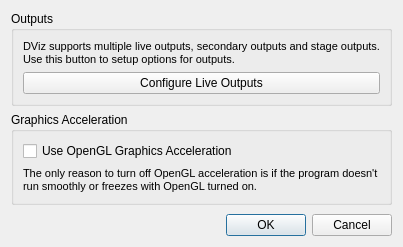
First picture: the form in src/AppSettingsDialog.ui, repository google-code-export/dviz, before the edit.
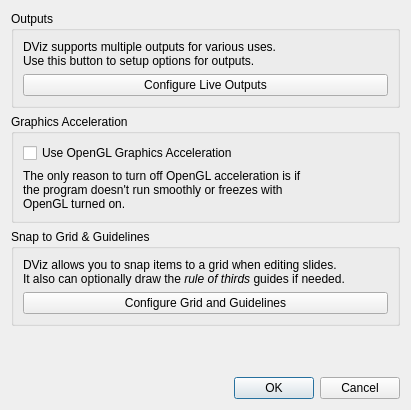
Second picture: the form after the edit.

Commit message: Added Slide/Slide Group settings dialogs. Integrated GridDialog into AppSettings dialog (probably should integrated also into slideeditor window). Whens earching for song, pressing enter now adds first result to document. Integrated AppSettings::thirdGuideEnabled into SlideEditorWindow. Tested against Qt 4.7 from Git - works great.

Patch:
```diff
--- a/src/AppSettingsDialog.ui
+++ b/src/AppSettingsDialog.ui
@@ -6,8 +6,8 @@
    <rect>
     <x>0</x>
     <y>0</y>
-    <width>395</width>
-    <height>247</height>
+    <width>411</width>
+    <height>410</height>
    </rect>
   </property>
   <property name="windowTitle">
@@ -26,8 +26,8 @@
          <string>&lt;!DOCTYPE HTML PUBLIC &quot;-//W3C//DTD HTML 4.0//EN&quot; &quot;http://www.w3.org/TR/REC-html40/strict.dtd&quot;&gt;
 &lt;html&gt;&lt;head&gt;&lt;meta name=&quot;qrichtext&quot; content=&quot;1&quot; /&gt;&lt;style type=&quot;text/css&quot;&gt;
 p, li { white-space: pre-wrap; }
-&lt;/style&gt;&lt;/head&gt;&lt;body style=&quot; font-family:'MS Shell Dlg 2'; font-size:8.25pt; font-weight:400; font-style:normal;&quot;&gt;
-&lt;p style=&quot; margin-top:0px; margin-bottom:0px; margin-left:0px; margin-right:0px; -qt-block-indent:0; text-indent:0px;&quot;&gt;&lt;span style=&quot; font-size:8pt;&quot;&gt;DViz supports multiple live outputs, secondary outputs and stage outputs.&lt;br /&gt;Use this button to setup options for outputs.&lt;/span&gt;&lt;/p&gt;&lt;/body&gt;&lt;/html&gt;</string>
+&lt;/style&gt;&lt;/head&gt;&lt;body style=&quot; font-family:'Sans Serif'; font-size:9pt; font-weight:400; font-style:normal;&quot;&gt;
+&lt;p style=&quot; margin-top:0px; margin-bottom:0px; margin-left:0px; margin-right:0px; -qt-block-indent:0; text-indent:0px;&quot;&gt;&lt;span style=&quot; font-family:'MS Shell Dlg 2';&quot;&gt;DViz supports multiple outputs for various uses.&lt;br /&gt;Use this button to setup options for outputs.&lt;/span&gt;&lt;/p&gt;&lt;/body&gt;&lt;/html&gt;</string>
         </property>
        </widget>
       </item>
@@ -60,9 +60,38 @@
          <string>&lt;!DOCTYPE HTML PUBLIC &quot;-//W3C//DTD HTML 4.0//EN&quot; &quot;http://www.w3.org/TR/REC-html40/strict.dtd&quot;&gt;
 &lt;html&gt;&lt;head&gt;&lt;meta name=&quot;qrichtext&quot; content=&quot;1&quot; /&gt;&lt;style type=&quot;text/css&quot;&gt;
 p, li { white-space: pre-wrap; }
-&lt;/style&gt;&lt;/head&gt;&lt;body style=&quot; font-family:'MS Shell Dlg 2'; font-size:8.25pt; font-weight:400; font-style:normal;&quot;&gt;
-&lt;p style=&quot; margin-top:0px; margin-bottom:0px; margin-left:0px; margin-right:0px; -qt-block-indent:0; text-indent:0px;&quot;&gt;&lt;span style=&quot; font-size:8pt;&quot;&gt;The only reason to turn off OpenGL acceleration is if the program doesn't&lt;/span&gt;&lt;/p&gt;
-&lt;p style=&quot; margin-top:0px; margin-bottom:0px; margin-left:0px; margin-right:0px; -qt-block-indent:0; text-indent:0px;&quot;&gt;&lt;span style=&quot; font-size:8pt;&quot;&gt;run smoothly or freezes with OpenGL turned on.&lt;/span&gt;&lt;/p&gt;&lt;/body&gt;&lt;/html&gt;</string>
+&lt;/style&gt;&lt;/head&gt;&lt;body style=&quot; font-family:'Sans Serif'; font-size:9pt; font-weight:400; font-style:normal;&quot;&gt;
+&lt;p style=&quot; margin-top:0px; margin-bottom:0px; margin-left:0px; margin-right:0px; -qt-block-indent:0; text-indent:0px;&quot;&gt;&lt;span style=&quot; font-family:'MS Shell Dlg 2';&quot;&gt;The only reason to turn off OpenGL acceleration is if &lt;/span&gt;&lt;/p&gt;
+&lt;p style=&quot; margin-top:0px; margin-bottom:0px; margin-left:0px; margin-right:0px; -qt-block-indent:0; text-indent:0px;&quot;&gt;&lt;span style=&quot; font-family:'MS Shell Dlg 2';&quot;&gt;the program doesn't run smoothly or freezes with &lt;/span&gt;&lt;/p&gt;
+&lt;p style=&quot; margin-top:0px; margin-bottom:0px; margin-left:0px; margin-right:0px; -qt-block-indent:0; text-indent:0px;&quot;&gt;&lt;span style=&quot; font-family:'MS Shell Dlg 2';&quot;&gt;OpenGL turned on.&lt;/span&gt;&lt;/p&gt;&lt;/body&gt;&lt;/html&gt;</string>
+        </property>
+       </widget>
+      </item>
+     </layout>
+    </widget>
+   </item>
+   <item>
+    <widget class="QGroupBox" name="groupBox_3">
+     <property name="title">
+      <string>Snap to Grid &amp;&amp; Guidelines</string>
+     </property>
+     <layout class="QVBoxLayout" name="verticalLayout_4">
+      <item>
+       <widget class="QLabel" name="label_3">
+        <property name="text">
+         <string>&lt;!DOCTYPE HTML PUBLIC &quot;-//W3C//DTD HTML 4.0//EN&quot; &quot;http://www.w3.org/TR/REC-html40/strict.dtd&quot;&gt;
+&lt;html&gt;&lt;head&gt;&lt;meta name=&quot;qrichtext&quot; content=&quot;1&quot; /&gt;&lt;style type=&quot;text/css&quot;&gt;
+p, li { white-space: pre-wrap; }
+&lt;/style&gt;&lt;/head&gt;&lt;body style=&quot; font-family:'Sans Serif'; font-size:9pt; font-weight:400; font-style:normal;&quot;&gt;
+&lt;p style=&quot; margin-top:0px; margin-bottom:0px; margin-left:0px; margin-right:0px; -qt-block-indent:0; text-indent:0px;&quot;&gt;DViz allows you to snap items to a grid when editing slides.&lt;/p&gt;
+&lt;p style=&quot; margin-top:0px; margin-bottom:0px; margin-left:0px; margin-right:0px; -qt-block-indent:0; text-indent:0px;&quot;&gt;It also can optionally draw the &lt;span style=&quot; font-style:italic;&quot;&gt;rule of thirds &lt;/span&gt;guides if needed.&lt;/p&gt;&lt;/body&gt;&lt;/html&gt;</string>
+        </property>
+       </widget>
+      </item>
+      <item>
+       <widget class="QPushButton" name="btnConfigGrid">
+        <property name="text">
+         <string>Configure Grid and Guidelines</string>
         </property>
        </widget>
       </item>
```
The commit also changes 22 other files.
